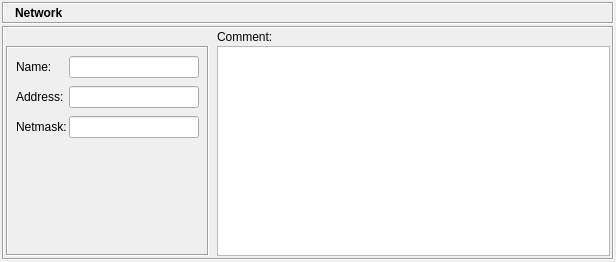
Before: the Qt Designer form src/gui/networkdialog_q.ui in fwbuilder/fwbuilder, drawn with Qt 5.
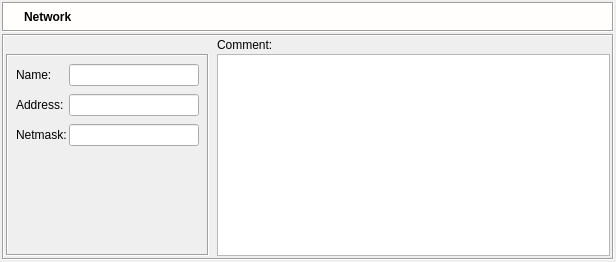
After: the same form once the commit is applied. Icons and pictures are not drawn.

Diff of the .ui file:
```diff
--- a/src/gui/networkdialog_q.ui
+++ b/src/gui/networkdialog_q.ui
@@ -68,9 +68,76 @@
        <property name="minimumSize" >
         <size>
          <width>16</width>
-         <height>20</height>
+         <height>30</height>
         </size>
        </property>
+       <property name="palette" >
+        <palette>
+         <active>
+          <colorrole role="Base" >
+           <brush brushstyle="SolidPattern" >
+            <color alpha="255" >
+             <red>255</red>
+             <green>255</green>
+             <blue>255</blue>
+            </color>
+           </brush>
+          </colorrole>
+          <colorrole role="Window" >
+           <brush brushstyle="SolidPattern" >
+            <color alpha="255" >
+             <red>255</red>
+             <green>254</green>
+             <blue>253</blue>
+            </color>
+           </brush>
+          </colorrole>
+         </active>
+         <inactive>
+          <colorrole role="Base" >
+           <brush brushstyle="SolidPattern" >
+            <color alpha="255" >
+             <red>255</red>
+             <green>255</green>
+             <blue>255</blue>
+            </color>
+           </brush>
+          </colorrole>
+          <colorrole role="Window" >
+           <brush brushstyle="SolidPattern" >
+            <color alpha="255" >
+             <red>255</red>
+             <green>254</green>
+             <blue>253</blue>
+            </color>
+           </brush>
+          </colorrole>
+         </inactive>
+         <disabled>
+          <colorrole role="Base" >
+           <brush brushstyle="SolidPattern" >
+            <color alpha="255" >
+             <red>255</red>
+             <green>254</green>
+             <blue>253</blue>
+            </color>
+           </brush>
+          </colorrole>
+          <colorrole role="Window" >
+           <brush brushstyle="SolidPattern" >
+            <color alpha="255" >
+             <red>255</red>
+             <green>254</green>
+             <blue>253</blue>
+            </color>
+           </brush>
+          </colorrole>
+         </disabled>
+        </palette>
+       </property>
+       <property name="autoFillBackground" >
+        <bool>true</bool>
+       </property>
        <property name="frameShape" >
         <enum>QFrame::Box</enum>
        </property>
@@ -96,7 +163,7 @@
         <property name="verticalSpacing" >
          <number>2</number>
         </property>
-        <item row="0" column="1" >
+        <item row="0" column="2" >
          <widget class="QLabel" name="editorTitle" >
           <property name="sizePolicy" >
            <sizepolicy vsizetype="Fixed" hsizetype="Preferred" >
@@ -143,6 +210,22 @@
           </property>
          </widget>
         </item>
+        <item row="0" column="1" >
+         <widget class="QLabel" name="label" >
+          <property name="sizePolicy" >
+           <sizepolicy vsizetype="Preferred" hsizetype="Maximum" >
+            <horstretch>0</horstretch>
+            <verstretch>0</verstretch>
+           </sizepolicy>
+          </property>
+          <property name="text" >
+           <string/>
+          </property>
+          <property name="pixmap" >
+           <pixmap resource="MainRes.qrc" >:/Icons/Network/icon</pixmap>
+          </property>
+         </widget>
+        </item>
        </layout>
       </widget>
      </item>
```
Left out of the diff: 4 changed lines with no effect on the pictures.
